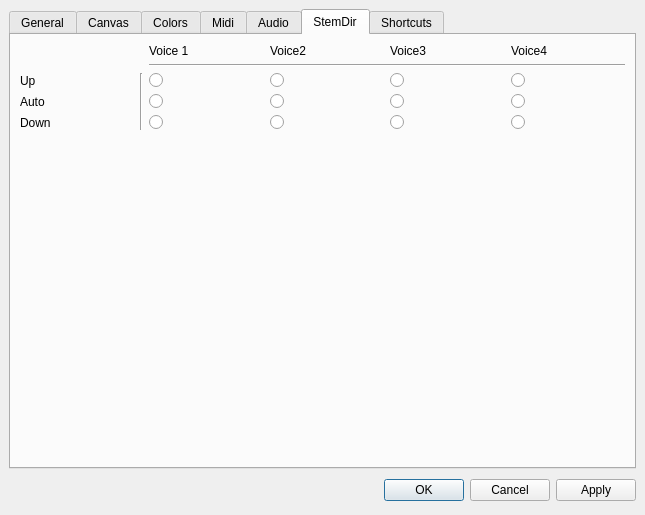
Above: mscore/mscore/prefsdialog.ui from musescore/musescore-old before the change. Below: the same form after it.
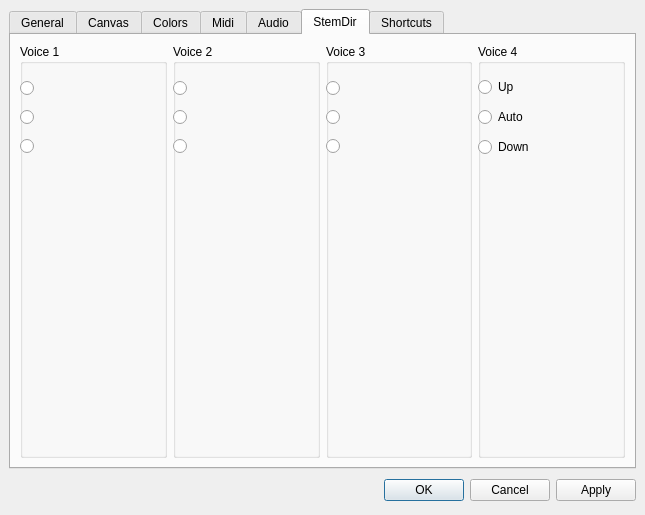
That is the form after the change. The open tabs and pages were chosen to show the change. Icons and pictures are not drawn. Custom widgets are drawn as their Qt base class.

```diff
--- a/mscore/mscore/prefsdialog.ui
+++ b/mscore/mscore/prefsdialog.ui
@@ -1355,167 +1355,179 @@
       <attribute name="title" >
        <string>StemDir</string>
       </attribute>
-      <layout class="QGridLayout" >
-       <item row="0" column="2" >
-        <widget class="QLabel" name="label_22" >
-         <property name="text" >
+      <layout class="QHBoxLayout" >
+       <item>
+        <widget class="QGroupBox" name="voiceGroupBox1" >
+         <property name="title" >
           <string>Voice 1</string>
          </property>
-        </widget>
-       </item>
-       <item row="0" column="3" >
-        <widget class="QLabel" name="label_23" >
-         <property name="text" >
-          <string>Voice2</string>
+         <property name="flat" >
+          <bool>true</bool>
          </property>
+         <widget class="QWidget" name="verticalLayout_1" >
+          <property name="geometry" >
+           <rect>
+            <x>0</x>
+            <y>29</y>
+            <width>101</width>
+            <height>91</height>
+           </rect>
+          </property>
+          <layout class="QVBoxLayout" >
+           <item>
+            <widget class="QRadioButton" name="upRadioButton1" >
+             <property name="text" >
+              <string/>
+             </property>
+            </widget>
+           </item>
+           <item>
+            <widget class="QRadioButton" name="autoRadioButton1" >
+             <property name="text" >
+              <string/>
+             </property>
+            </widget>
+           </item>
+           <item>
+            <widget class="QRadioButton" name="downRadioButton1" >
+             <property name="text" >
+              <string/>
+             </property>
+            </widget>
+           </item>
+          </layout>
+         </widget>
         </widget>
        </item>
-       <item row="0" column="4" >
-        <widget class="QLabel" name="label_24" >
-         <property name="text" >
-          <string>Voice3</string>
+       <item>
+        <widget class="QGroupBox" name="voiceGroupBox2" >
+         <property name="title" >
+          <string>Voice 2</string>
          </property>
-        </widget>
-       </item>
-       <item row="0" column="5" >
-        <widget class="QLabel" name="label_25" >
-         <property name="text" >
-          <string>Voice4</string>
+         <property name="flat" >
+          <bool>true</bool>
          </property>
+         <widget class="QWidget" name="verticalLayout_2" >
+          <property name="geometry" >
+           <rect>
+            <x>0</x>
+            <y>29</y>
+            <width>101</width>
+            <height>91</height>
+           </rect>
+          </property>
+          <layout class="QVBoxLayout" >
+           <item>
+            <widget class="QRadioButton" name="upRadioButton2" >
+             <property name="text" >
+              <string/>
+             </property>
+            </widget>
+           </item>
+           <item>
+            <widget class="QRadioButton" name="autoRadioButton2" >
+             <property name="text" >
+              <string/>
+             </property>
+            </widget>
+           </item>
+           <item>
+            <widget class="QRadioButton" name="downRadioButton2" >
+             <property name="text" >
+              <string/>
+             </property>
+            </widget>
+           </item>
+          </layout>
+         </widget>
         </widget>
        </item>
-       <item row="1" column="2" colspan="4" >
-        <widget class="Line" name="line" >
-         <property name="orientation" >
-          <enum>Qt::Horizontal</enum>
+       <item>
+        <widget class="QGroupBox" name="voiceGroupBox3" >
+         <property name="title" >
+          <string>Voice 3</string>
          </property>
-        </widget>
-       </item>
-       <item row="2" column="0" >
-        <widget class="QLabel" name="upLabel" >
-         <property name="text" >
-          <string>Up</string>
+         <property name="flat" >
+          <bool>true</bool>
          </property>
+         <widget class="QWidget" name="verticalLayout_3" >
+          <property name="geometry" >
+           <rect>
+            <x>0</x>
+            <y>29</y>
+            <width>101</width>
+            <height>91</height>
+           </rect>
+          </property>
+          <layout class="QVBoxLayout" >
+           <item>
+            <widget class="QRadioButton" name="upRadioButton3" >
+             <property name="text" >
+              <string/>
+             </property>
+            </widget>
+           </item>
+           <item>
+            <widget class="QRadioButton" name="autoRadioButton3" >
+             <property name="text" >
+              <string/>
+             </property>
+            </widget>
+           </item>
+           <item>
+            <widget class="QRadioButton" name="downRadioButton3" >
+             <property name="text" >
+              <string/>
+             </property>
+            </widget>
+           </item>
+          </layout>
+         </widget>
         </widget>
        </item>
-       <item rowspan="3" row="2" column="1" >
-        <widget class="Line" name="line_2" >
-         <property name="orientation" >
-          <enum>Qt::Vertical</enum>
+       <item>
+        <widget class="QGroupBox" name="voiceGroupBox4" >
+         <property name="title" >
+          <string>Voice 4</string>
          </property>
-        </widget>
-       </item>
-       <item row="2" column="2" >
-        <widget class="QRadioButton" name="upRadioButton1" >
-         <property name="text" >
-          <string/>
+         <property name="flat" >
+          <bool>true</bool>
          </property>
+         <widget class="QWidget" name="verticalLayout_4" >
+          <property name="geometry" >
+           <rect>
+            <x>0</x>
+            <y>29</y>
+            <width>101</width>
+            <height>91</height>
+           </rect>
+          </property>
+          <layout class="QVBoxLayout" >
+           <item>
+            <widget class="QRadioButton" name="upRadioButton4" >
+             <property name="text" >
+              <string>Up</string>
+             </property>
+            </widget>
+           </item>
+           <item>
+            <widget class="QRadioButton" name="autoRadioButton4" >
+             <property name="text" >
+              <string>Auto</string>
+             </property>
+            </widget>
+           </item>
+           <item>
+            <widget class="QRadioButton" name="downRadioButton4" >
+             <property name="text" >
+              <string>Down</string>
+             </property>
+            </widget>
+           </item>
+          </layout>
+         </widget>
         </widget>
        </item>
-       <item row="2" column="3" >
-        <widget class="QRadioButton" name="upRadioButton2" >
-         <property name="text" >
-          <string/>
-         </property>
-        </widget>
-       </item>
-       <item row="2" column="4" >
-        <widget class="QRadioButton" name="upRadioButton3" >
-         <property name="text" >
-          <string/>
-         </property>
-        </widget>
-       </item>
-       <item row="2" column="5" >
-        <widget class="QRadioButton" name="upRadioButton4" >
-         <property name="text" >
-          <string/>
-         </property>
-        </widget>
-       </item>
-       <item row="3" column="0" >
-        <widget class="QLabel" name="autoLabel" >
-         <property name="text" >
-          <string>Auto</string>
-         </property>
-        </widget>
-       </item>
-       <item row="3" column="2" >
-        <widget class="QRadioButton" name="autoRadioButton1" >
-         <property name="text" >
-          <string/>
-         </property>
-        </widget>
-       </item>
-       <item row="3" column="3" >
-        <widget class="QRadioButton" name="autoRadioButton2" >
-         <property name="text" >
-          <string/>
-         </property>
-        </widget>
-       </item>
-       <item row="3" column="4" >
-        <widget class="QRadioButton" name="autoRadioButton3" >
-         <property name="text" >
-          <string/>
-         </property>
-        </widget>
-       </item>
-       <item row="3" column="5" >
-        <widget class="QRadioButton" name="autoRadioButton4" >
-         <property name="text" >
-          <string/>
-         </property>
-        </widget>
-       </item>
-       <item row="4" column="0" >
-        <widget class="QLabel" name="downLabel" >
-         <property name="text" >
-          <string>Down</string>
-         </property>
-        </widget>
-       </item>
-       <item row="4" column="2" >
-        <widget class="QRadioButton" name="downRadioButton1" >
-         <property name="text" >
-          <string/>
-         </property>
-        </widget>
-       </item>
-       <item row="4" column="3" >
-        <widget class="QRadioButton" name="downRadioButton2" >
-         <property name="text" >
-          <string/>
-         </property>
-        </widget>
-       </item>
-       <item row="4" column="4" >
-        <widget class="QRadioButton" name="downRadioButton3" >
-         <property name="text" >
-          <string/>
-         </property>
-        </widget>
-       </item>
-       <item row="4" column="5" >
-        <widget class="QRadioButton" name="downRadioButton4" >
-         <property name="text" >
-          <string/>
-         </property>
-        </widget>
-       </item>
-       <item row="5" column="0" >
-        <spacer>
-         <property name="orientation" >
-          <enum>Qt::Vertical</enum>
-         </property>
-         <property name="sizeHint" >
-          <size>
-           <width>20</width>
-           <height>221</height>
-          </size>
-         </property>
-        </spacer>
-       </item>
       </layout>
      </widget>
      <widget class="QWidget" name="tab_3" >
```
